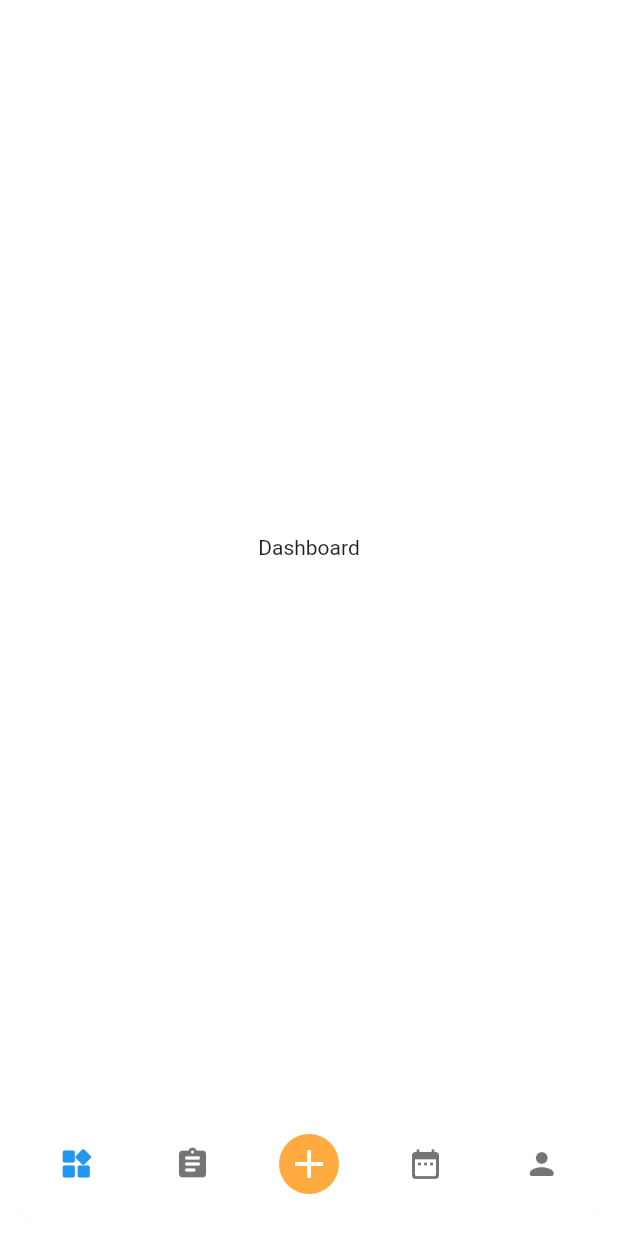
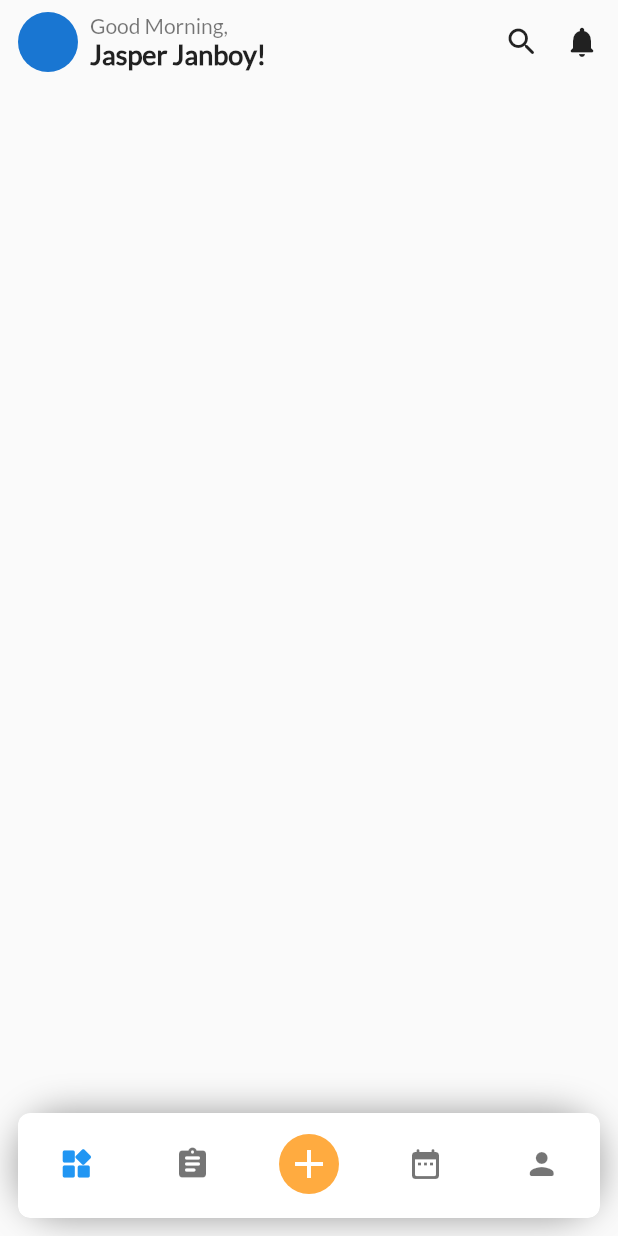
Before and after one commit to repsajanboy/task-app, a Flutter app: the screen it shows after launch, on a phone screen of 412 x 824 dp. Run offline on Flutter 3.47's test engine with Material 2 defaults, Android fonts, the phone set to English and light mode, and no system bars; our stand-ins replace flutter_bloc.

Commit message:
Dashboard header and fonts

```diff
--- a/lib/presentation/bottom_tab/view/bottom_tab_page.dart
+++ b/lib/presentation/bottom_tab/view/bottom_tab_page.dart
@@ -4,6 +4,7 @@ import 'package:task_app/presentation/bottom_tab/bloc/bottom_tab_bloc.dart';
 
 import '../bloc/bottom_tab_item.dart';
 import '../bloc/bottom_tab_item_type.dart';
+import '../../dashboard/dashboard.dart';
 
 class BottomNavBarPage extends StatefulWidget {
   final int currIndex;
@@ -38,7 +39,7 @@ class _BottomNavBarPageState extends State<BottomNavBarPage> {
   Widget _buildTab(BuildContext context, CreateBottomTab state) {
     final items = state.items.map((type) => _getItem(type));
     return Scaffold(
-      backgroundColor: Colors.white70,
+      //backgroundColor: Colors.white70,
       body: IndexedStack(
         index: state.currentIndex,
         children: items.map((e) => e.page).toList(),
@@ -46,8 +47,15 @@ class _BottomNavBarPageState extends State<BottomNavBarPage> {
       bottomNavigationBar: Container(
         margin: const EdgeInsets.symmetric(horizontal: 12, vertical: 12),
         decoration: const BoxDecoration(
-            color: Colors.white,
-            borderRadius: BorderRadius.all(Radius.circular(30))),
+          color: Colors.white,
+          borderRadius: BorderRadius.all(Radius.circular(30)),
+          boxShadow: [
+            BoxShadow(
+              color: Colors.black38,
+              blurRadius: 20.0,
+            )
+          ],
+        ),
         child: ClipRRect(
           borderRadius: const BorderRadius.all(Radius.circular(8.0)),
           child: BottomNavigationBar(
@@ -82,12 +90,7 @@ class _BottomNavBarPageState extends State<BottomNavBarPage> {
     switch (type) {
       case BottomTabItemType.dashboard:
         return BottomTabItem(
-          page: const Center(
-            child: Text(
-              'Dashboard',
-              textAlign: TextAlign.center,
-            ),
-          ),
+          page: const DashboardPage(),
           title: '',
           icon: const Icon(Icons.widgets_rounded),
           activeIcon: const Icon(Icons.widgets_rounded),
--- /dev/null
+++ b/lib/presentation/dashboard/dashboard.dart
@@ -0,0 +1 @@
+export 'view/dashboard_page.dart';
--- /dev/null
+++ b/lib/presentation/dashboard/view/dashboard_page.dart
@@ -0,0 +1,78 @@
+import 'package:flutter/material.dart';
+
+class DashboardPage extends StatelessWidget {
+  const DashboardPage({super.key});
+
+  @override
+  Widget build(BuildContext context) {
+    return Scaffold(
+      body: SafeArea(
+        child: ListView(
+          children: [_dashboardHeader()],
+        ),
+      ),
+    );
+  }
+
+  Widget _dashboardHeader() {
+    return Container(
+      padding: const EdgeInsets.symmetric(horizontal: 12.0, vertical: 8.0),
+      child: Row(
+        mainAxisAlignment: MainAxisAlignment.spaceBetween,
+        children: [
+          Row(
+            children: [
+              const CircleAvatar(),
+              const SizedBox(
+                width: 8.0,
+              ),
+              Column(
+                crossAxisAlignment: CrossAxisAlignment.start,
+                children: [
+                  Text(
+                    greetingMessage(),
+                    style: const TextStyle(
+                      fontFamily: 'Lato',
+                      color: Colors.black54
+                    ),
+                  ),
+                  const Text(
+                    'Jasper Janboy!',
+                    style: TextStyle(
+                      fontFamily: 'Lato',
+                      fontWeight: FontWeight.bold,
+                      fontSize: 18.0,
+                    ),
+                  ),
+                ],
+              ),
+            ],
+          ),
+          const Row(
+            children: [
+              Icon(Icons.search_rounded),
+              SizedBox(
+                width: 16.0,
+              ),
+              Icon(Icons.notifications_rounded),
+            ],
+          )
+        ],
+      ),
+    );
+  }
+
+  String greetingMessage() {
+    final timeNow = DateTime.now().toLocal().hour;
+
+    if (timeNow <= 12) {
+      return 'Good Morning,';
+    } else if ((timeNow > 12) && (timeNow <= 16)) {
+      return 'Good Afternoon,';
+    } else if ((timeNow > 16) && (timeNow < 20)) {
+      return 'Good Evening,';
+    } else {
+      return 'Good Night,';
+    }
+  }
+}
```
Also changed, not shown: assets/fonts/OFL.txt (added, +93 -0 lines), pubspec.yaml (+4 -6 lines), assets/fonts/Lato-Black.ttf (added), assets/fonts/Lato-BlackItalic.ttf (added), assets/fonts/Lato-Bold.ttf (added), assets/fonts/Lato-BoldItalic.ttf (added), assets/fonts/Lato-Italic.ttf (added), assets/fonts/Lato-Light.ttf (added), assets/fonts/Lato-LightItalic.ttf (added), assets/fonts/Lato-Regular.ttf (added), assets/fonts/Lato-Thin.ttf (added), assets/fonts/Lato-ThinItalic.ttf (added).
